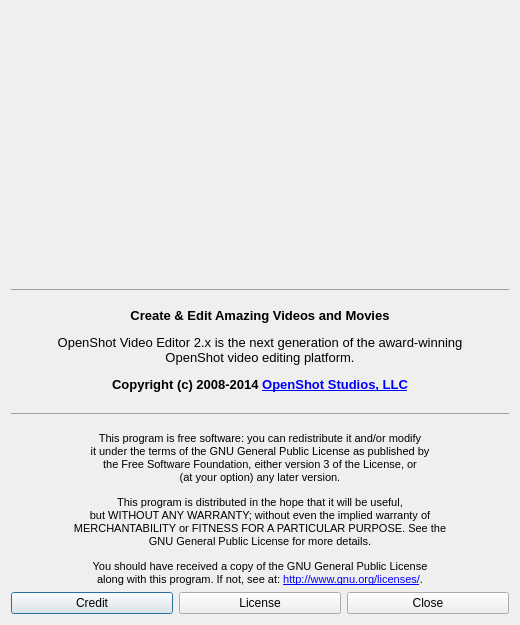
OpenShot/openshot-qt, file src/windows/ui/about.ui: the form before one commit.
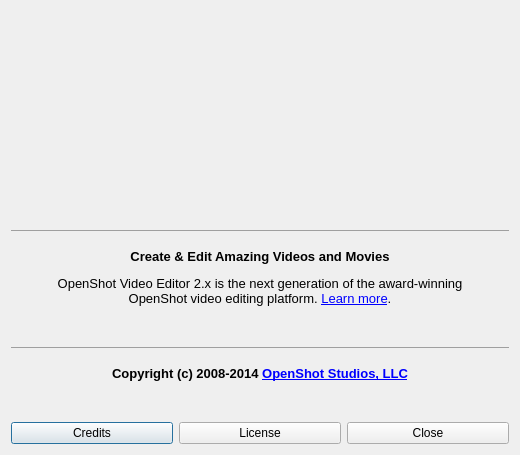
The form after the commit. Icons and pictures are not drawn.

Commit message: Added new Slice clip context menu. Did lots of work on the About screen (license, credits, formatting, etc...). Fixed bug with .settings file not writing to the .openshot_qt user folder. Fixed logger to write a log file to .openshot_qt. Fixed many context menus on the timeline (to respect the actual start values). Added properties context menu for clips, and improved the Simple and Advanced views.

What changed in the file:
```diff
--- a/src/windows/ui/about.ui
+++ b/src/windows/ui/about.ui
@@ -7,7 +7,7 @@
     <x>0</x>
     <y>0</y>
     <width>520</width>
-    <height>625</height>
+    <height>455</height>
    </rect>
   </property>
   <property name="maximumSize">
@@ -64,7 +64,7 @@
      <item>
       <widget class="QLabel" name="label_4">
        <property name="text">
-        <string>&lt;html&gt;&lt;head/&gt;&lt;body&gt;&lt;hr/&gt;&lt;p align=&quot;center&quot;&gt;&lt;span style=&quot; font-size:10pt; font-weight:600;&quot;&gt;Create &amp;amp; Edit Amazing Videos and Movies&lt;/span&gt;&lt;/p&gt;&lt;p align=&quot;center&quot;&gt;&lt;span style=&quot; font-size:10pt;&quot;&gt;OpenShot Video Editor 2.x is the next generation of the award-winning &lt;br/&gt;OpenShot video editing platform.&lt;/span&gt;&lt;/p&gt;&lt;p align=&quot;center&quot;&gt;&lt;span style=&quot; font-size:10pt; font-weight:600;&quot;&gt;Copyright (c) 2008-2014 &lt;/span&gt;&lt;a href=&quot;http://www.openshotstudios.com&quot;&gt;&lt;span style=&quot; font-size:10pt; font-weight:600; text-decoration: underline; color:#0000ff;&quot;&gt;OpenShot Studios, LLC&lt;/span&gt;&lt;/a&gt;&lt;/p&gt;&lt;/body&gt;&lt;/html&gt;</string>
+        <string>&lt;html&gt;&lt;head/&gt;&lt;body&gt;&lt;hr/&gt;&lt;p align=&quot;center&quot;&gt;&lt;span style=&quot; font-size:10pt; font-weight:600;&quot;&gt;Create &amp;amp; Edit Amazing Videos and Movies&lt;/span&gt;&lt;/p&gt;&lt;p align=&quot;center&quot;&gt;&lt;span style=&quot; font-size:10pt;&quot;&gt;OpenShot Video Editor 2.x is the next generation of the award-winning &lt;br/&gt;OpenShot video editing platform. &lt;/span&gt;&lt;a href=&quot;http://www.openshot.org&quot;&gt;&lt;span style=&quot; font-size:10pt; text-decoration: underline; color:#0000ff;&quot;&gt;Learn more&lt;/span&gt;&lt;/a&gt;&lt;span style=&quot; font-size:10pt;&quot;&gt;.&lt;/span&gt;&lt;/p&gt;&lt;/body&gt;&lt;/html&gt;</string>
        </property>
        <property name="alignment">
         <set>Qt::AlignCenter</set>
@@ -77,14 +77,11 @@
      <item>
       <widget class="QLabel" name="label_2">
        <property name="text">
-        <string>&lt;html&gt;&lt;head/&gt;&lt;body&gt;&lt;hr/&gt;&lt;p align=&quot;center&quot;&gt;&lt;span style=&quot; font-size:8pt;&quot;&gt;This program is free software: you can redistribute it and/or modify&lt;br/&gt;it under the terms of the GNU General Public License as published by&lt;br/&gt;the Free Software Foundation, either version 3 of the License, or&lt;br/&gt;(at your option) any later version.&lt;/span&gt;&lt;/p&gt;&lt;p align=&quot;center&quot;&gt;&lt;span style=&quot; font-size:8pt;&quot;&gt;This program is distributed in the hope that it will be useful,&lt;br/&gt;but WITHOUT ANY WARRANTY; without even the implied warranty of&lt;br/&gt;MERCHANTABILITY or FITNESS FOR A PARTICULAR PURPOSE. See the&lt;br/&gt;GNU General Public License for more details.&lt;/span&gt;&lt;/p&gt;&lt;p align=&quot;center&quot;&gt;&lt;span style=&quot; font-size:8pt;&quot;&gt;You should have received a copy of the GNU General Public License&lt;br/&gt;along with this program. If not, see at: &lt;/span&gt;&lt;a href=&quot;http://www.gnu.org/licenses/&quot;&gt;&lt;span style=&quot; font-size:8pt; text-decoration: underline; color:#0000ff;&quot;&gt;http://www.gnu.org/licenses/&lt;/span&gt;&lt;/a&gt;&lt;span style=&quot; font-size:8pt;&quot;&gt;.&lt;/span&gt;&lt;/p&gt;&lt;/body&gt;&lt;/html&gt;</string>
+        <string>&lt;html&gt;&lt;head/&gt;&lt;body&gt;&lt;hr/&gt;&lt;p align=&quot;center&quot;&gt;&lt;span style=&quot; font-size:10pt; font-weight:600;&quot;&gt;Copyright (c) 2008-2014 &lt;/span&gt;&lt;a href=&quot;http://www.openshotstudios.com&quot;&gt;&lt;span style=&quot; font-size:10pt; font-weight:600; text-decoration: underline; color:#0000ff;&quot;&gt;OpenShot Studios, LLC&lt;br/&gt;&lt;/span&gt;&lt;/a&gt;&lt;/p&gt;&lt;/body&gt;&lt;/html&gt;</string>
        </property>
        <property name="textFormat">
         <enum>Qt::RichText</enum>
        </property>
-       <property name="wordWrap">
-        <bool>true</bool>
-       </property>
        <property name="openExternalLinks">
         <bool>true</bool>
        </property>
@@ -95,7 +92,7 @@
        <item>
         <widget class="QPushButton" name="btncredit">
          <property name="text">
-          <string>Credit</string>
+          <string>Credits</string>
          </property>
         </widget>
        </item>
```
Left out of the diff: 4 changed lines with no effect on the pictures. The commit also changes 18 other files.
